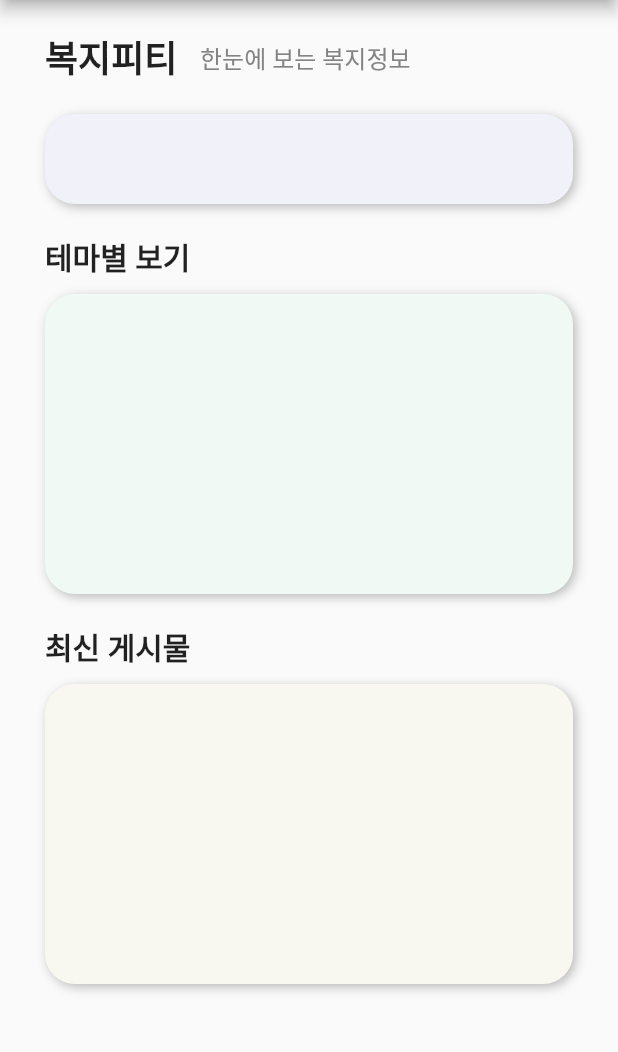
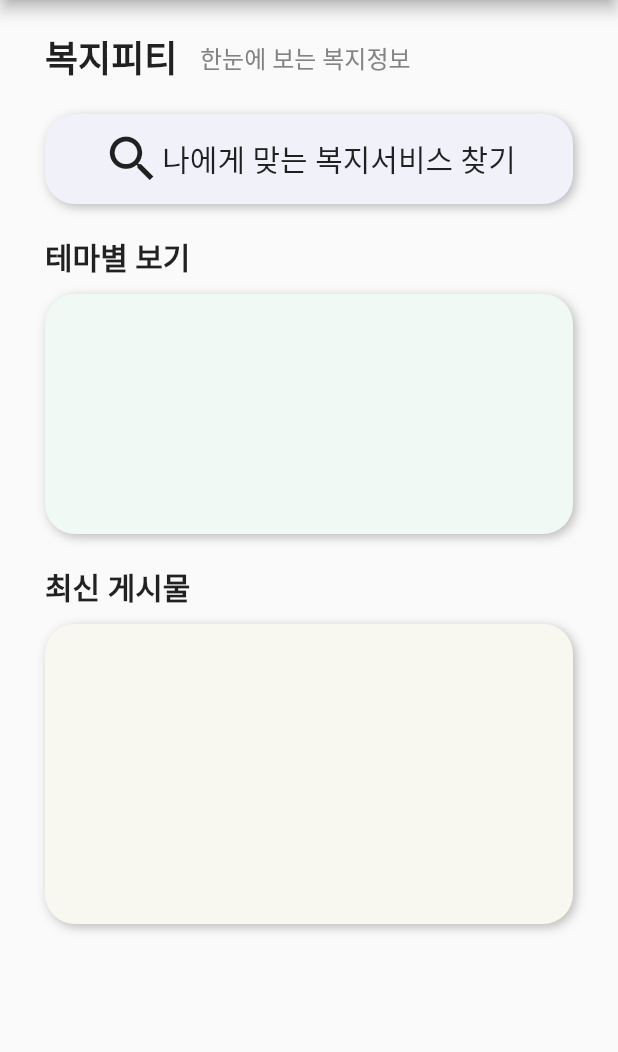
Before and after one commit to ChoiSangwon/bokgPT-client, a Flutter app: the screen it shows after launch, on a phone screen of 412 x 824 dp, the part 84-1136 px from its top. Run offline on Flutter 3.47's test engine with Material 2 defaults, Android fonts, the light colour scheme and no system bars; our stand-ins replace get; Roboto replaces fonts that are missing (pretendard).

Commit message:
feat : add tmp modal

```diff
--- a/lib/screens/infoscreen/mainscreen.dart
+++ b/lib/screens/infoscreen/mainscreen.dart
@@ -43,6 +43,35 @@ class _MainScreenState extends State<MainScreen> {
               ],
             ),
           ),
+          GestureDetector(
+            onTap: () {
+              showDialog(
+                  context: context,
+                  builder: (context) {
+                    return Dialog(
+                      child: SizedBox(
+                        height: 200,
+                        child: Column(
+                          mainAxisAlignment: MainAxisAlignment.center,
+                          children: const [
+                            Icon(
+                              Icons.warning,
+                              size: 40,
+                            ),
+                            Text(
+                              '아직 서비스 준비중입니다',
+                              style: TextStyle(
+                                fontSize: 22,
+                              ),
+                            ),
+                          ],
+                        ),
+                      ),
+                    );
+                  });
+            },
+            child: Stack(
+              children: [
                 Container(
                   width: Get.width - 60,
                   height: 60,
@@ -56,7 +85,32 @@ class _MainScreenState extends State<MainScreen> {
                         color: Colors.grey.withOpacity(0.7),
                         spreadRadius: 0,
                         blurRadius: 5.0,
-                  offset: const Offset(2, 2), // changes position of shadow
+                        offset:
+                            const Offset(2, 2), // changes position of shadow
+                      ),
+                    ],
+                  ),
+                ),
+                Container(
+                  alignment: Alignment.center,
+                  height: 60,
+                  width: Get.width - 60,
+                  child: Row(
+                    mainAxisAlignment: MainAxisAlignment.center,
+                    children: const [
+                      Icon(
+                        Icons.search,
+                        size: 40,
+                      ),
+                      Text(
+                        "나에게 맞는 복지서비스 찾기",
+                        style: TextStyle(
+                          fontSize: 20,
+                          fontWeight: FontWeight.w500,
+                        ),
+                      ),
+                    ],
+                  ),
                 ),
               ],
             ),
@@ -79,7 +133,7 @@ class _MainScreenState extends State<MainScreen> {
                 ),
                 Container(
                   width: Get.width - 60,
-                  height: 200,
+                  height: 160,
                   decoration: BoxDecoration(
                     color: const Color.fromRGBO(240, 249, 243, 1),
                     borderRadius: const BorderRadius.all(
```
Lines whose indentation alone changed are shown as unchanged.
